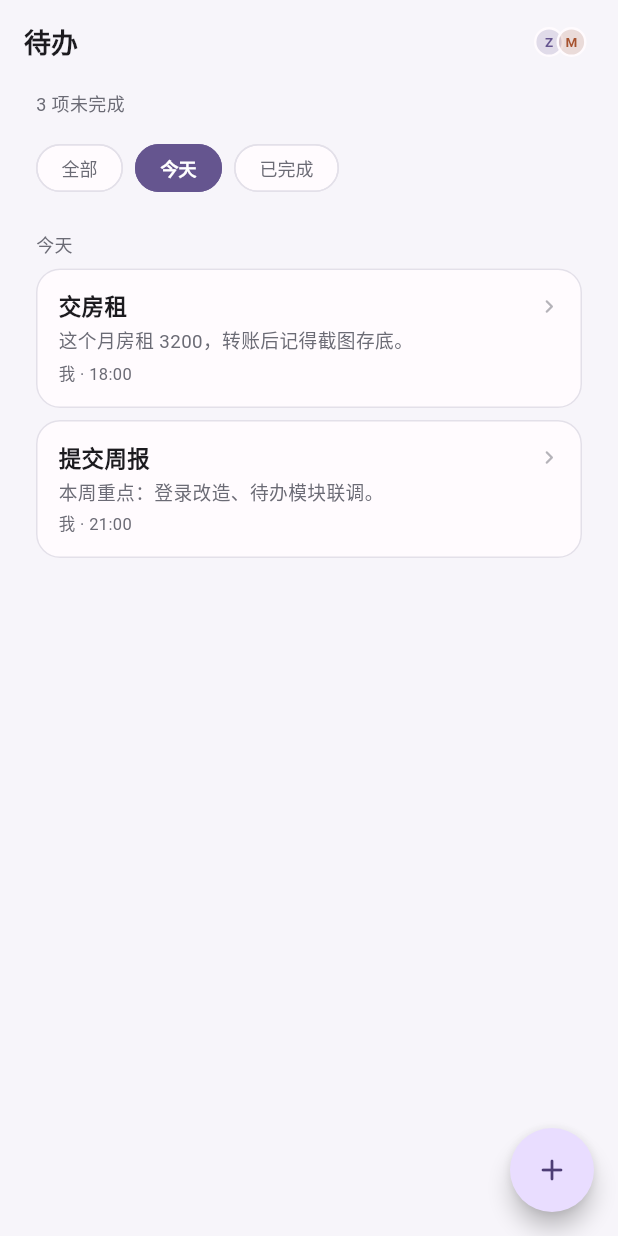
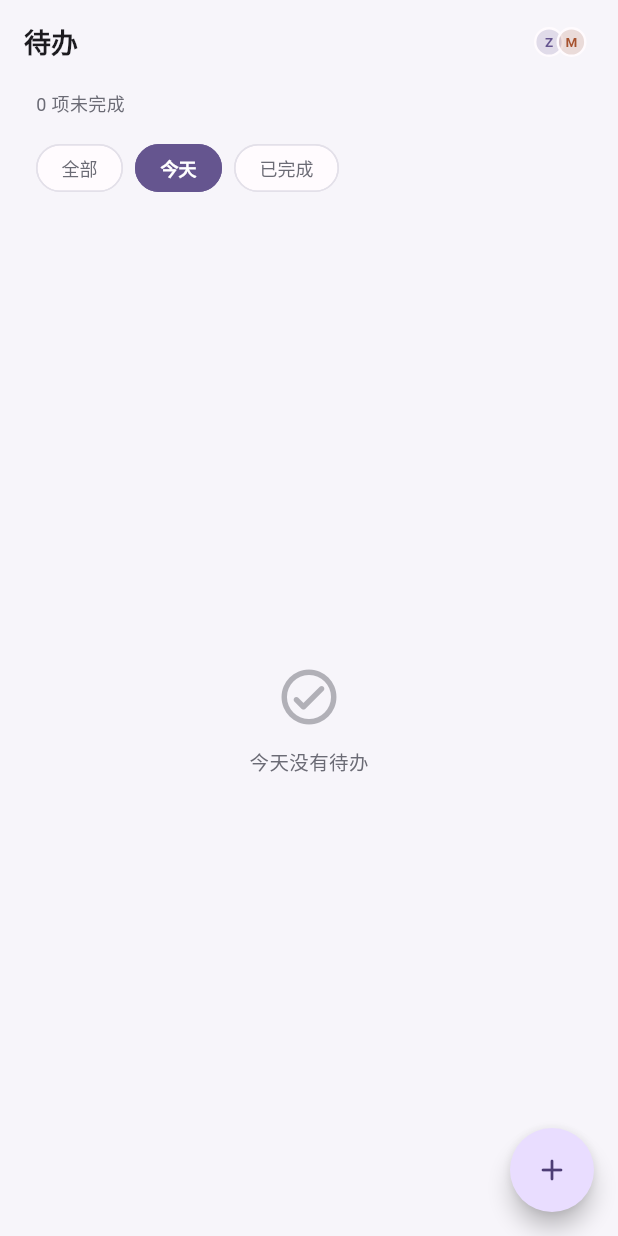
Before and after one commit to nikerck/airdog_mobile, a Flutter app: the TodoPage screen opened by its route, after a tap on "今天", on a phone screen of 412 x 824 dp. Run offline on Flutter 3.47's test engine with Material 3 defaults, Android fonts, the phone set to English and light mode, and no system bars; our stand-ins replace dio, drift, drift_flutter, flutter_riverpod, flutter_secure_storage, go_router and 2 more; accounts and stored records are empty; generated files the repository leaves out were written again.

Commit message:
fix: 去掉写死的示例数据，并修掉「删不掉的待办」
现象：待办里那几条（交房租/买猫粮/提交周报/续费域名）怎么删都还在。

两个原因叠在一起：
1. 它们是 TodoRepository.seedIfEmpty() 里硬编码的示例数据，id 是 seed_0..seed_3
2. 这些行只存在于本地，服务端从来没有 → DELETE 返回 404 →
   旧代码直接抛异常，本地那行没被删掉，下次重试还是 404，永远卡住

改动：
- 删掉 todo 的 seedIfEmpty 和经期的示例数据，App 不再生成假数据
- 新增 TodoRepository.purgeDemoRows()，启动时清掉 id 以 seed_ 开头的残留
- 删除接口把「已经不存在」当成功：notFound / 9004 / 404
  （待办、经期、愿望、攒钱 四处都改了），避免同类问题复发

验证：往 Windows 版的 sqlite 里插入 seed_0..seed_2 三条，跑新版本后自动清空。

```diff
--- a/lib/modules/todo/data/todo_repository.dart
+++ b/lib/modules/todo/data/todo_repository.dart
@@ -147,58 +147,11 @@ class TodoRepository {
     );
   }
 
-  /// 首次启动塞几条示例，避免打开是空白。
-  Future<void> seedIfEmpty() async {
-    if (sync != null) return; // 在线模式不塞示例数据，避免和服务器数据混在一起
-    final existing = await _db.select(_db.todoItems).get();
-    if (existing.isNotEmpty) return;
-
-    final now = DateTime.now();
-    final today = DateTime(now.year, now.month, now.day);
-    final seeds = <({String title, String content, DateTime? due, bool done})>[
-      (
-        title: '交房租',
-        content: '这个月房租 3200，转账后记得截图存底。',
-        due: today.add(const Duration(hours: 18)),
-        done: false,
-      ),
-      (
-        title: '买猫粮',
-        content: '同款三文鱼味，2kg 装。',
-        due: today.add(const Duration(hours: 20)),
-        done: true,
-      ),
-      (
-        title: '提交周报',
-        content: '本周重点：登录改造、待办模块联调。',
-        due: today.add(const Duration(hours: 21)),
-        done: false,
-      ),
-      (
-        title: '续费域名',
-        content: '',
-        due: today.add(const Duration(days: 3)),
-        done: false,
-      ),
-    ];
-
-    for (var i = 0; i < seeds.length; i++) {
-      final s = seeds[i];
-      await _db.into(_db.todoItems).insert(
-            TodoItemsCompanion.insert(
-              id: 'seed_$i',
-              spaceId: Spaces.shared,
-              title: s.title,
-              content: Value(s.content),
-              dueAt: Value(s.due),
-              doneAt:
-                  Value(s.done ? now.subtract(const Duration(minutes: 40)) : null),
-              doneBy: Value(s.done ? Members.momo : null),
-              createdBy: const Value(Members.me),
-              createdAt: now,
-              updatedAt: now,
-            ),
-          );
-    }
+  /// 清掉早期版本塞进来的示例数据（id 以 seed_ 开头）。
+  ///
+  /// 这些行只存在于本地，服务端没有，删除时必然 404；
+  /// 留着就是「怎么删都删不掉」的那几条。启动时顺手清掉。
+  Future<int> purgeDemoRows() async {
+    return (_db.delete(_db.todoItems)..where((t) => t.id.like('seed_%'))).go();
   }
 }
--- a/lib/modules/todo/todo_providers.dart
+++ b/lib/modules/todo/todo_providers.dart
@@ -12,12 +12,12 @@ final todoRepositoryProvider = Provider<TodoRepository>(
   ),
 );
 
-/// 首次进入时塞几条示例（仅离线模式；在线模式以服务端为准）。
-final todoSeedProvider = FutureProvider<void>((ref) async {
-  await ref.watch(todoRepositoryProvider).seedIfEmpty();
+/// 启动时清掉早期版本留下的示例数据，只跑一次。
+final demoCleanupProvider = FutureProvider<void>((ref) async {
+  await ref.watch(todoRepositoryProvider).purgeDemoRows();
 });
 
 final todosProvider = StreamProvider<List<TodoItem>>((ref) {
-  ref.watch(todoSeedProvider);
+  ref.watch(demoCleanupProvider);
   return ref.watch(todoRepositoryProvider).watch();
 });
```
Also changed, not shown: lib/core/network/api_exception.dart (+7 -0 lines), lib/core/sync/sync_service.dart (+22 -4 lines), lib/modules/period/period_providers.dart (+3 -25 lines), 1 other file.
